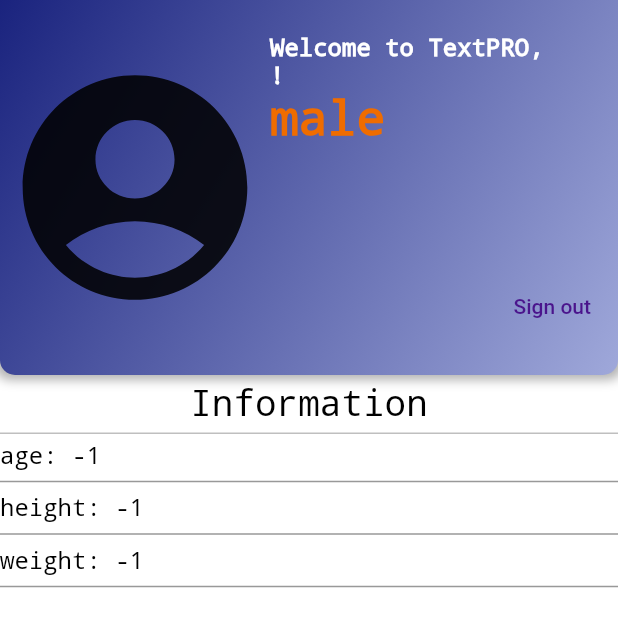
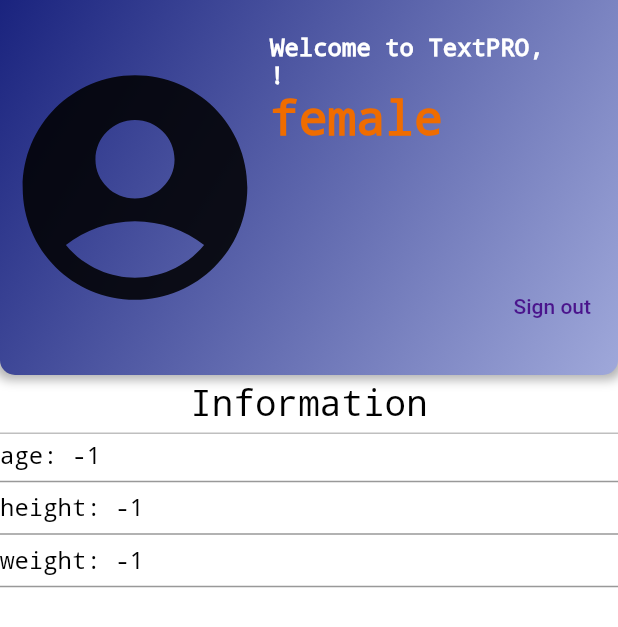
Before and after one commit to 3rs1n4cti0n/TestPro, a Flutter app: the screen it shows after launch, after a tap on "Continue Without Signing Up", on a phone screen of 412 x 824 dp. Shown: the top 627 px of the screen. Run offline on Flutter 3.47's test engine with Material 2 defaults, Android fonts, the phone set to English and light mode, and no system bars; our stand-ins replace cloud_firestore, firebase_auth, firebase_core, firebase_database, google_sign_in; missing offline and left inert: flutter_facebook_auth; accounts and stored records are empty; network calls fail.

```diff
--- a/lib/Pages/home_page.dart
+++ b/lib/Pages/home_page.dart
@@ -14,18 +14,20 @@ class HomePage extends StatefulWidget {
 
 class _HomePageState extends State<HomePage> {
   Future<void> _retrieveData() async {
-    var firebaseUser = FirebaseAuth.instance.currentUser;
+    if (FirebaseAuth.instance.currentUser!.isAnonymous) return;
+    FitnessUser.uid = FirebaseAuth.instance.currentUser!.uid;
+
     var userInfo = await FirebaseFirestore.instance
         .collection("users")
         .doc(FitnessUser.uid)
         .get();
 
-    FitnessUser.age = userInfo["age"];
-    FitnessUser.email = userInfo["email"];
-    FitnessUser.gender = userInfo["gender"];
-    FitnessUser.height = userInfo["height"];
-    FitnessUser.name = userInfo["name"];
-    FitnessUser.weight = userInfo["weight"];
+    FitnessUser.age = userInfo.data()!.containsKey("age") ? userInfo["age"] : -1;
+    FitnessUser.email = userInfo.data()!.containsKey("email") ? userInfo["email"] : "error";
+    FitnessUser.gender = userInfo.data()!.containsKey("gender") ? userInfo["gender"] : false;
+    FitnessUser.height = userInfo.data()!.containsKey("height") ? userInfo["height"] : -1;
+    FitnessUser.name = userInfo.data()!.containsKey("name") ? userInfo["name"] : "error";
+    FitnessUser.weight = userInfo.data()!.containsKey("weight") ? userInfo["weight"] : -1;
   }
 
   @override
@@ -96,8 +98,8 @@ class _HomePageState extends State<HomePage> {
                                 FirebaseAuth.instance.currentUser!.isAnonymous
                                     ? "Unknown"
                                     : FitnessUser.gender
-                                        ? "male"
-                                        : "female",
+                                        ? "female"
+                                        : "male",
                                 style: TextStyle(
                                     fontSize: 32,
                                     color: Colors.orange[800],
```
Also changed, not shown: lib/Pages/landing_page.dart (+48 -5 lines), lib/Pages/register_page.dart (+39 -16 lines), lib/Pages/register_user_info.dart (+4 -4 lines).
